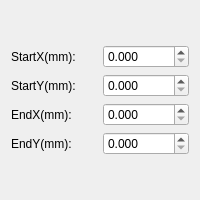
First picture: the form in ShrikeDxf/LineAttribute.ui, repository whisper512/ShrikeDxf-V0.1, before the edit.
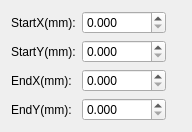
Second picture: the form after the edit.

Commit message: 调整界面

Patch:
```diff
--- a/ShrikeDxf/LineAttribute.ui
+++ b/ShrikeDxf/LineAttribute.ui
@@ -6,17 +6,19 @@
    <rect>
     <x>0</x>
     <y>0</y>
-    <width>200</width>
-    <height>200</height>
+    <width>192</width>
+    <height>120</height>
    </rect>
   </property>
   <property name="windowTitle">
    <string>CLineAttribute</string>
   </property>
-  <layout class="QGridLayout" name="gridLayout_2">
+  <layout class="QFormLayout" name="formLayout">
    <item row="0" column="0">
-    <layout class="QGridLayout" name="gridLayout">
-     <item row="0" column="0">
+    <layout class="QHBoxLayout" name="horizontalLayout">
+     <item>
+      <layout class="QVBoxLayout" name="verticalLayout_2">
+       <item>
       <widget class="QLabel" name="label_StartX">
        <property name="text">
         <string>StartX(mm):</string>
@@ -26,23 +28,7 @@
        </property>
       </widget>
      </item>
-     <item row="0" column="1">
-      <widget class="QDoubleSpinBox" name="doubleSpinBox_StartX">
-       <property name="sizePolicy">
-        <sizepolicy hsizetype="Preferred" vsizetype="Fixed">
-         <horstretch>0</horstretch>
-         <verstretch>0</verstretch>
-        </sizepolicy>
-       </property>
-       <property name="decimals">
-        <number>3</number>
-       </property>
-       <property name="maximum">
-        <double>1000.000000000000000</double>
-       </property>
-      </widget>
-     </item>
-     <item row="1" column="0">
+       <item>
       <widget class="QLabel" name="labelY_StartY">
        <property name="text">
         <string>StartY(mm):</string>
@@ -52,23 +38,7 @@
        </property>
       </widget>
      </item>
-     <item row="1" column="1">
-      <widget class="QDoubleSpinBox" name="doubleSpinBox_StartY">
-       <property name="sizePolicy">
-        <sizepolicy hsizetype="Preferred" vsizetype="Fixed">
-         <horstretch>0</horstretch>
-         <verstretch>0</verstretch>
-        </sizepolicy>
-       </property>
-       <property name="decimals">
-        <number>3</number>
-       </property>
-       <property name="maximum">
-        <double>10000.000000000000000</double>
-       </property>
-      </widget>
-     </item>
-     <item row="2" column="0">
+       <item>
       <widget class="QLabel" name="label_EndX">
        <property name="text">
         <string>EndX(mm):</string>
@@ -78,23 +48,7 @@
        </property>
       </widget>
      </item>
-     <item row="2" column="1">
-      <widget class="QDoubleSpinBox" name="doubleSpinBox_EndX">
-       <property name="sizePolicy">
-        <sizepolicy hsizetype="Preferred" vsizetype="Fixed">
-         <horstretch>0</horstretch>
-         <verstretch>0</verstretch>
-        </sizepolicy>
-       </property>
-       <property name="decimals">
-        <number>3</number>
-       </property>
-       <property name="maximum">
-        <double>1000.000000000000000</double>
-       </property>
-      </widget>
-     </item>
-     <item row="3" column="0">
+       <item>
       <widget class="QLabel" name="label_EndY">
        <property name="text">
         <string>EndY(mm):</string>
@@ -104,7 +58,59 @@
        </property>
       </widget>
      </item>
-     <item row="3" column="1">
+      </layout>
+     </item>
+     <item>
+      <layout class="QVBoxLayout" name="verticalLayout">
+       <item>
+        <widget class="QDoubleSpinBox" name="doubleSpinBox_StartX">
+         <property name="sizePolicy">
+          <sizepolicy hsizetype="Preferred" vsizetype="Fixed">
+           <horstretch>0</horstretch>
+           <verstretch>0</verstretch>
+          </sizepolicy>
+         </property>
+         <property name="decimals">
+          <number>3</number>
+         </property>
+         <property name="maximum">
+          <double>1000.000000000000000</double>
+         </property>
+        </widget>
+       </item>
+       <item>
+        <widget class="QDoubleSpinBox" name="doubleSpinBox_StartY">
+         <property name="sizePolicy">
+          <sizepolicy hsizetype="Preferred" vsizetype="Fixed">
+           <horstretch>0</horstretch>
+           <verstretch>0</verstretch>
+          </sizepolicy>
+         </property>
+         <property name="decimals">
+          <number>3</number>
+         </property>
+         <property name="maximum">
+          <double>10000.000000000000000</double>
+         </property>
+        </widget>
+       </item>
+       <item>
+        <widget class="QDoubleSpinBox" name="doubleSpinBox_EndX">
+         <property name="sizePolicy">
+          <sizepolicy hsizetype="Preferred" vsizetype="Fixed">
+           <horstretch>0</horstretch>
+           <verstretch>0</verstretch>
+          </sizepolicy>
+         </property>
+         <property name="decimals">
+          <number>3</number>
+         </property>
+         <property name="maximum">
+          <double>1000.000000000000000</double>
+         </property>
+        </widget>
+       </item>
+       <item>
       <widget class="QDoubleSpinBox" name="doubleSpinBox_EndY">
        <property name="sizePolicy">
         <sizepolicy hsizetype="Preferred" vsizetype="Fixed">
@@ -119,6 +125,8 @@
         <double>10000.000000000000000</double>
        </property>
       </widget>
+       </item>
+      </layout>
      </item>
     </layout>
    </item>
```
Lines whose indentation alone changed are shown as unchanged. The commit also changes 5 other files.
